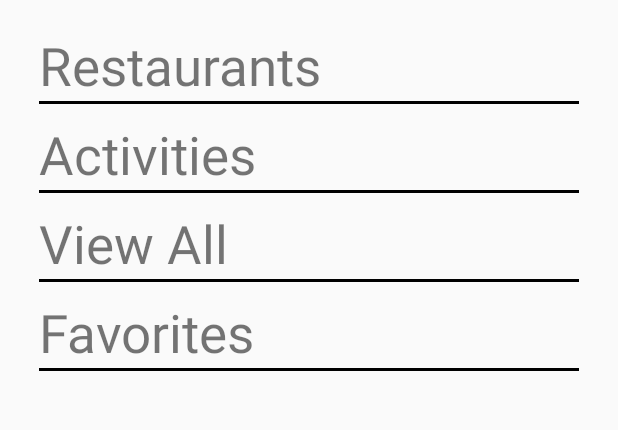
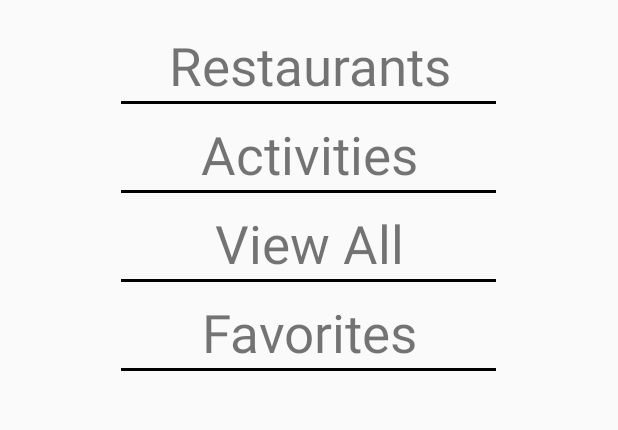
Before and after one commit to Billy1301/Neighborhood-Guide-App, an Android app: the screen it shows after launch (MainActivity), on a phone screen of 412 x 824 dp, the part 438-868 px from its top. Run offline under Robolectric (Android 15) with nearby library versions, the phone set to English and light mode, and no system bars.

Commit message:
fixed some issues

```diff
--- a/LakeMerrittGuide/app/src/main/AndroidManifest.xml
+++ b/LakeMerrittGuide/app/src/main/AndroidManifest.xml
@@ -4,7 +4,7 @@
 
     <application
         android:allowBackup="true"
-        android:icon="@drawable/lakemerrittapplogo"
+        android:icon="@drawable/lakemerritappicon"
         android:label="@string/app_name"
         android:supportsRtl="true"
         android:theme="@style/AppTheme">
--- a/LakeMerrittGuide/app/src/main/java/com/example/billy/lakemerrittguide/ResultListActivity.java
+++ b/LakeMerrittGuide/app/src/main/java/com/example/billy/lakemerrittguide/ResultListActivity.java
@@ -444,7 +444,7 @@ public class ResultListActivity extends AppCompatActivity  {
         resultTitleName.setText(titleExtra);
 
         if(resultTitleName.getText().equals(MainActivity.RESTAURANTS)){
-            titleImageLogo.setImageResource(R.drawable.restaurantbacktitlelogo);
+            titleImageLogo.setImageResource(R.drawable.foodicons1);
         }
         if(resultTitleName.getText().equals(MainActivity.ACTIVITIES)){
             titleImageLogo.setImageResource(R.drawable.whats_happening_logo);
--- a/LakeMerrittGuide/app/src/main/res/layout/content_description.xml
+++ b/LakeMerrittGuide/app/src/main/res/layout/content_description.xml
@@ -106,12 +106,13 @@
             />
 
         <ImageView
-            android:layout_marginTop="10dp"
+            android:layout_marginTop="20dp"
             android:id="@+id/frameTwoImageOne"
             android:layout_width="match_parent"
             android:layout_height="wrap_content"
             android:src="@drawable/restaurantbacktitlelogo"
             android:layout_weight="1"/>
+
     </LinearLayout>
 
 
--- a/LakeMerrittGuide/app/src/main/res/layout/content_main.xml
+++ b/LakeMerrittGuide/app/src/main/res/layout/content_main.xml
@@ -10,16 +10,17 @@
     android:paddingTop="@dimen/activity_vertical_margin"
     app:layout_behavior="@string/appbar_scrolling_view_behavior"
     tools:context="com.example.billy.lakemerrittguide.MainActivity"
-    tools:showIn="@layout/activity_main">
+    tools:showIn="@layout/activity_main"
+    >
 
     <FrameLayout
         android:id="@+id/main_frame_layout"
-        android:layout_width="fill_parent"
+        android:layout_width="match_parent"
         android:layout_height="wrap_content">
 
         <ImageView
             android:id="@+id/main_imageLogo"
-            android:layout_width="fill_parent"
+            android:layout_width="match_parent"
             android:layout_height="match_parent"
             android:src="@drawable/lakemerrittmainlogo"/>
 
@@ -32,7 +33,8 @@
         android:id="@+id/mainLinearLayout"
         android:layout_width="match_parent"
         android:layout_height="wrap_content"
-        android:orientation="vertical">
+        android:orientation="vertical"
+        android:gravity="center">
 
         <TextView
             android:id="@+id/restaurantsTextView"
@@ -40,10 +42,11 @@
             android:layout_marginTop="10dp"
             android:textSize="35sp"
             android:layout_width="match_parent"
-            android:layout_height="wrap_content" />
+            android:layout_height="wrap_content"
+            android:gravity="center"/>
 
         <View
-            android:layout_width="match_parent"
+            android:layout_width="250dp"
             android:layout_height="2dp"
             android:background="@android:color/black" />
 
@@ -53,10 +56,11 @@
             android:textSize="35sp"
             android:text="Activities"
             android:layout_width="match_parent"
-            android:layout_height="wrap_content" />
+            android:layout_height="wrap_content"
+            android:gravity="center"/>
 
         <View
-            android:layout_width="match_parent"
+            android:layout_width="250dp"
             android:layout_height="2dp"
             android:background="@android:color/black" />
 
@@ -67,11 +71,12 @@
             android:textSize="35sp"
             android:text="View All"
             android:layout_width="match_parent"
-            android:layout_height="wrap_content" />
+            android:layout_height="wrap_content"
+            android:gravity="center"/>
 
 
         <View
-            android:layout_width="match_parent"
+            android:layout_width="250dp"
             android:layout_height="2dp"
             android:background="@android:color/black" />
 
@@ -82,10 +87,11 @@
             android:textSize="35sp"
             android:text="Favorites"
             android:layout_width="match_parent"
-            android:layout_height="wrap_content" />
+            android:layout_height="wrap_content"
+            android:gravity="center"/>
 
         <View
-            android:layout_width="match_parent"
+            android:layout_width="250dp"
             android:layout_height="2dp"
             android:background="@android:color/black" />
 
--- a/LakeMerrittGuide/app/src/main/res/layout/custom_layout.xml
+++ b/LakeMerrittGuide/app/src/main/res/layout/custom_layout.xml
@@ -45,7 +45,6 @@
         android:layout_marginTop="5dp"
         android:layout_marginEnd="10dp"
         android:textStyle="bold"
-
         />
 
     <TextView
@@ -58,7 +57,6 @@
         android:layout_marginTop="5dp"
         android:layout_marginEnd="10dp"
         android:textStyle="bold"
-
         />
 
 
--- a/LakeMerrittGuide/app/src/main/res/values/styles.xml
+++ b/LakeMerrittGuide/app/src/main/res/values/styles.xml
@@ -8,7 +8,7 @@
         <item name="colorAccent">@color/colorAccent</item>
     </style>
 
-    <style name="AppTheme.NoActionBar">
+    <style name="AppTheme.NoActionBar" parent="Theme.AppCompat.NoActionBar">
         <item name="windowActionBar">false</item>
         <item name="windowNoTitle">true</item>
     </style>
```
Also changed, not shown: LakeMerrittGuide/app/src/main/res/layout/activity_list_result.xml (+4 -8 lines), LakeMerrittGuide/app/src/main/res/drawable/foodicons1.png (added), LakeMerrittGuide/app/src/main/res/drawable/lakemerritappicon.png (added). Lines whose indentation alone changed are shown as unchanged.
